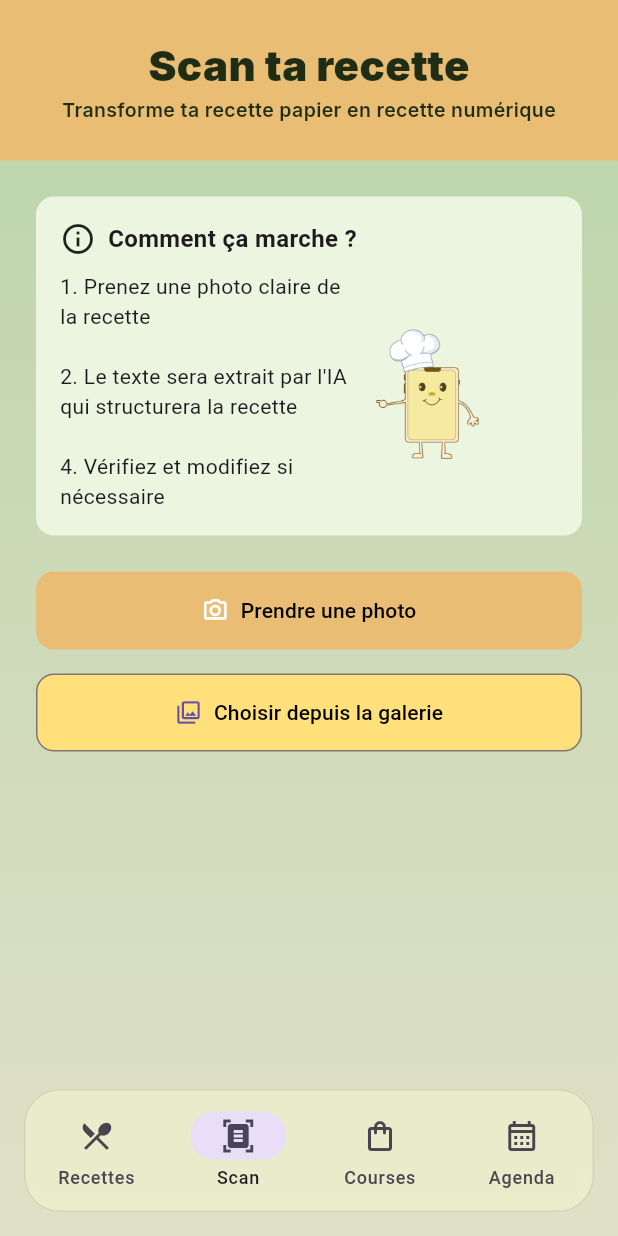
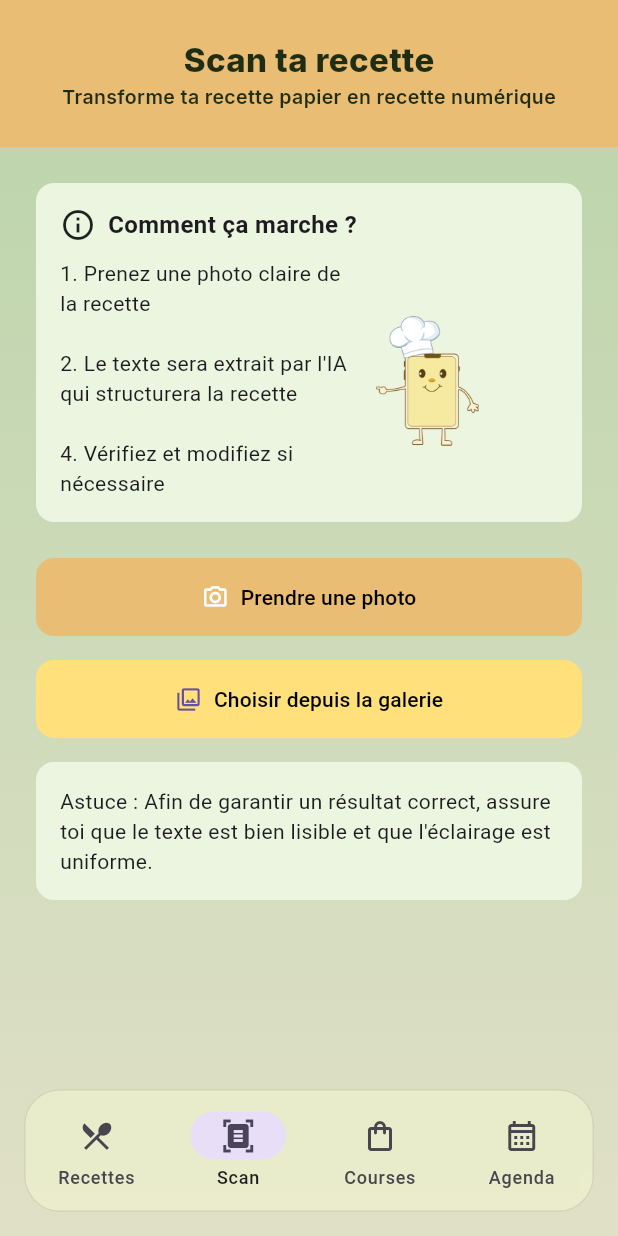
Before and after one commit to Mehdi-Mouilbeau/recettes_magiques, a Flutter app: the ScanScreen screen opened by its route, on a phone screen of 412 x 824 dp. Run offline on Flutter 3.47's test engine with Material 3 defaults, Android fonts, the light colour scheme and no system bars; our stand-ins replace cached_network_image, cloud_firestore, firebase_analytics, firebase_auth, firebase_core, firebase_storage and 4 more; missing offline and left inert: google_mlkit_text_recognition; accounts and stored records are empty.

Commit message:
changement d'ia pour traitement d image + correctif ia homapage + scan

```diff
--- a/lib/screens/scan/scan_screen.dart
+++ b/lib/screens/scan/scan_screen.dart
@@ -117,7 +117,7 @@ class ScanScreen extends StatelessWidget {
                     child: Column(
                       children: [
                         Text('Scan ta recette',
-                            style: AppTextStyles.sectionTitle()),
+                            style: AppTextStyles.sheetTitle()),
                         Text(
                             'Transforme ta recette papier en recette numérique',
                             style: GoogleFonts.inter(
@@ -258,9 +258,22 @@ class _ScanBody extends StatelessWidget {
           style: OutlinedButton.styleFrom(
             backgroundColor: AppColors.control,
             padding: const EdgeInsets.symmetric(vertical: 16),
+            side: BorderSide.none,
             shape: RoundedRectangleBorder(
               borderRadius: BorderRadius.circular(12),
             ),
+          ),
+        ),
+        Container(
+          margin: const EdgeInsets.only(top: 16),
+          padding: const EdgeInsets.all(16),
+          decoration: BoxDecoration(
+            color: AppColors.secondaryHeader,
+            borderRadius: BorderRadius.circular(12),
+          ),
+          child: const Text(
+            'Astuce : Afin de garantir un résultat correct, assure toi que le texte est bien lisible et que l\'éclairage est uniforme.',
+            textAlign: TextAlign.left,
           ),
         ),
         if (imagePath != null) ...[
@@ -286,6 +299,7 @@ class _ScanBody extends StatelessWidget {
           FilledButton(
             onPressed: isProcessing ? null : onProcess,
             style: FilledButton.styleFrom(
+              backgroundColor: AppColors.control,
               padding: const EdgeInsets.symmetric(vertical: 16),
               shape: RoundedRectangleBorder(
                 borderRadius: BorderRadius.circular(12),
@@ -304,28 +318,8 @@ class _ScanBody extends StatelessWidget {
                       Flexible(child: Text(processingStep)),
                     ],
                   )
-                : const Text('Traiter la recette'),
-          ),
-        ],
-        if (extractedText != null && !isProcessing) ...[
-          const SizedBox(height: 24),
-          const Text(
-            'Texte extrait',
-            style: TextStyle(fontSize: 16, fontWeight: FontWeight.w700),
-          ),
-          const SizedBox(height: 8),
-          Container(
-            padding: const EdgeInsets.all(16),
-            decoration: BoxDecoration(
-              color: Colors.grey.shade200,
-              borderRadius: BorderRadius.circular(12),
-            ),
-            child: Text(
-              extractedText!,
-              style: const TextStyle(fontSize: 12),
-              maxLines: 10,
-              overflow: TextOverflow.ellipsis,
-            ),
+                : const Text('Traiter la recette',
+                    style: TextStyle(color: Colors.black)),
           ),
         ],
       ],
--- a/lib/theme.dart
+++ b/lib/theme.dart
@@ -113,13 +113,26 @@ static const Color test = Color(0xFF7F9869);
 /// Typo (centralisée)
 /// --------------------
 class AppTextStyles {
-  // “RECETTES Dans Ta Poche” style (fin + letter spacing)
+  // “RECETTES dans ma poche” style (fin + letter spacing)
   static TextStyle brandTitle() => GoogleFonts.inter(
         fontSize: 28,
         letterSpacing: 2,
         fontWeight: FontWeight.w300,
         color: AppColors.text,
       );
+
+      static TextStyle appTitle() => GoogleFonts.playfairDisplay(
+        fontSize: 24,
+        fontWeight: FontWeight.w800,
+        color: AppColors.text,
+      );
+
+      static TextStyle secondaryAppTitle() => GoogleFonts.caveat(
+        fontSize: 18,
+        fontWeight: FontWeight.w600,
+        color: AppColors.text,
+      );
+
 
       static TextStyle brandTitle1() => GoogleFonts.inter(
         fontSize: 16,
```
Also changed, not shown: lib/screens/home/widgets/home_top_panel.dart (+18 -16 lines), 1 other file.
